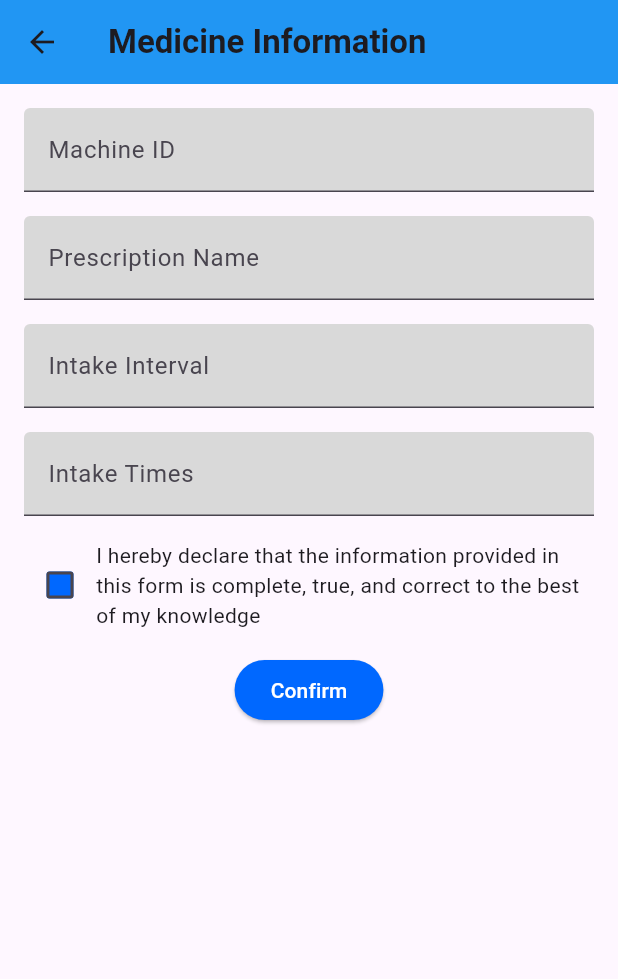
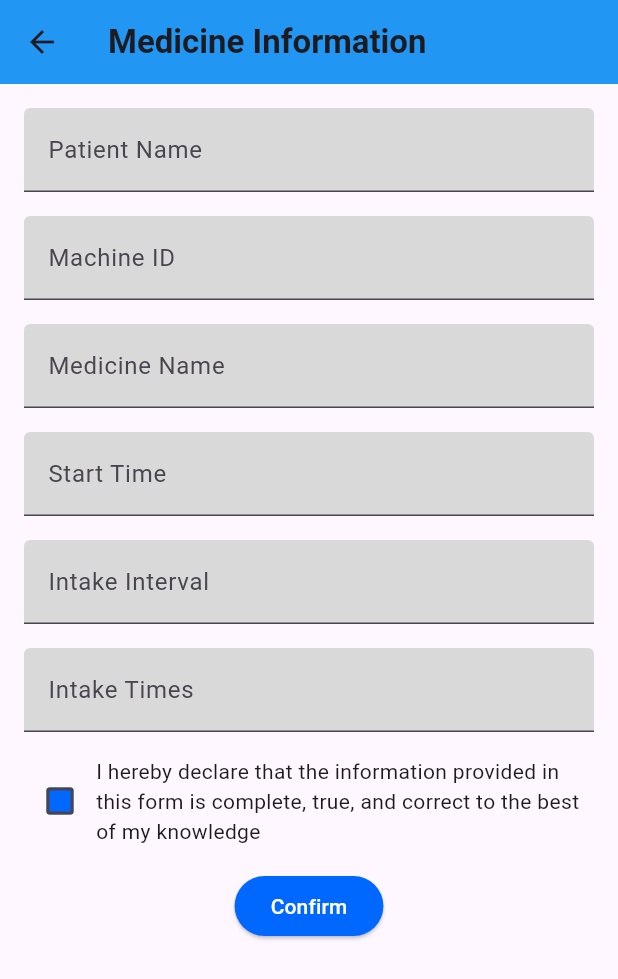
Before and after one commit to jcmaep/145MeDispenser, a Flutter app: the MedicineInput screen opened directly, after a tap on "Confirm", on a phone screen of 412 x 824 dp. Shown: the top 979 px of the screen. Run offline on Flutter 3.47's test engine with Material 2 defaults, Android fonts, the light colour scheme and no system bars; our stand-ins replace cloud_firestore, firebase_auth, firebase_core; missing offline and left inert: firebase_ui_auth, firebase_ui_oauth_google; accounts and stored records are empty.

Commit message:
Changes to Medicine Input

```diff
--- a/lib/screens/medicine.dart
+++ b/lib/screens/medicine.dart
@@ -13,18 +13,21 @@ class MedicineInput extends StatefulWidget {
 class _MedicineInputState extends State<MedicineInput> {
   final TextEditingController patientNameController = TextEditingController();
   final TextEditingController machineIDController = TextEditingController();
-  final TextEditingController prescriptionNameController =
-      TextEditingController();
+  final TextEditingController medicineNameController = TextEditingController();
+  final TextEditingController startTimeController = TextEditingController();
   final TextEditingController intakeIntervalController =
       TextEditingController();
   final TextEditingController intakeTimesController = TextEditingController();
   bool isChecked = false;
 
+  TimeOfDay? selectedTime;
+
   void _confirmButtonPressed() {
     if (isChecked == true) {
       final patientName = patientNameController.text;
       final machineID = machineIDController.text;
-      final prescriptionName = prescriptionNameController.text;
+      final medicineName = medicineNameController.text;
+      final startTime = startTimeController.text;
       final intakeInterval = intakeIntervalController.text;
       final intakeTimes = intakeTimesController.text;
 
@@ -32,7 +35,8 @@ class _MedicineInputState extends State<MedicineInput> {
       FirebaseFirestore.instance.collection('medicine-prescription').add({
         'patientName': patientName,
         'machineID': machineID,
-        'prescriptionName': prescriptionName,
+        'medicineName': medicineName,
+        'startTime': startTime,
         'intakeInterval': intakeInterval,
         'intakeTimes': intakeTimes,
       });
@@ -40,7 +44,8 @@ class _MedicineInputState extends State<MedicineInput> {
       setState(() {
         patientNameController.clear();
         machineIDController.clear();
-        prescriptionNameController.clear();
+        medicineNameController.clear();
+        startTimeController.clear();
         intakeIntervalController.clear();
         intakeTimesController.clear();
         isChecked = false;
@@ -66,6 +71,16 @@ class _MedicineInputState extends State<MedicineInput> {
             mainAxisAlignment: MainAxisAlignment.center,
             children: <Widget>[
               TextFormField(
+                controller: patientNameController,
+                decoration: const InputDecoration(
+                  labelText: 'Patient Name',
+                  filled: true,
+                  fillColor: Color(0xFFD9D9D9),
+                ),
+              ),
+              const SizedBox(height: 16.0),
+              TextFormField(
+                keyboardType: TextInputType.number,
                 controller: machineIDController,
                 decoration: const InputDecoration(
                   labelText: 'Machine ID',
@@ -75,15 +90,55 @@ class _MedicineInputState extends State<MedicineInput> {
               ),
               const SizedBox(height: 16.0),
               TextFormField(
-                controller: prescriptionNameController,
+                controller: medicineNameController,
                 decoration: const InputDecoration(
-                  labelText: 'Prescription Name',
+                  labelText: 'Medicine Name',
                   filled: true,
                   fillColor: Color(0xFFD9D9D9),
                 ),
               ),
               const SizedBox(height: 16.0),
               TextFormField(
+                controller: startTimeController,
+                decoration: const InputDecoration(
+                  labelText: 'Start Time',
+                  filled: true,
+                  fillColor: Color(0xFFD9D9D9),
+                ),
+                readOnly: true,
+                onTap: () async {
+                  final TimeOfDay? time = await showTimePicker(
+                    context: context,
+                    initialTime: selectedTime ?? TimeOfDay.now(),
+                    initialEntryMode: TimePickerEntryMode.dial,
+                    builder: (BuildContext context, Widget? child) {
+                      return Theme(
+                        data: Theme.of(context).copyWith(
+                          materialTapTargetSize: MaterialTapTargetSize.padded,
+                        ),
+                        child: Directionality(
+                          textDirection: TextDirection.ltr,
+                          child: MediaQuery(
+                            data: MediaQuery.of(context).copyWith(
+                              alwaysUse24HourFormat: false,
+                            ),
+                            child: child!,
+                          ),
+                        ),
+                      );
+                    },
+                  );
+                  if (time != null) {
+                    setState(() {
+                      selectedTime = time;
+                      startTimeController.text = time.format(context);
+                    });
+                  }
+                },
+              ),
+              const SizedBox(height: 16.0),
+              TextFormField(
+                keyboardType: TextInputType.number,
                 controller: intakeIntervalController,
                 decoration: const InputDecoration(
                   labelText: 'Intake Interval',
@@ -93,6 +148,7 @@ class _MedicineInputState extends State<MedicineInput> {
               ),
               const SizedBox(height: 16.0),
               TextFormField(
+                keyboardType: TextInputType.number,
                 controller: intakeTimesController,
                 decoration: const InputDecoration(
                   labelText: 'Intake Times',
```
Also changed, not shown: lib/screens/about.dart (+16 -4 lines), 1 other file.
